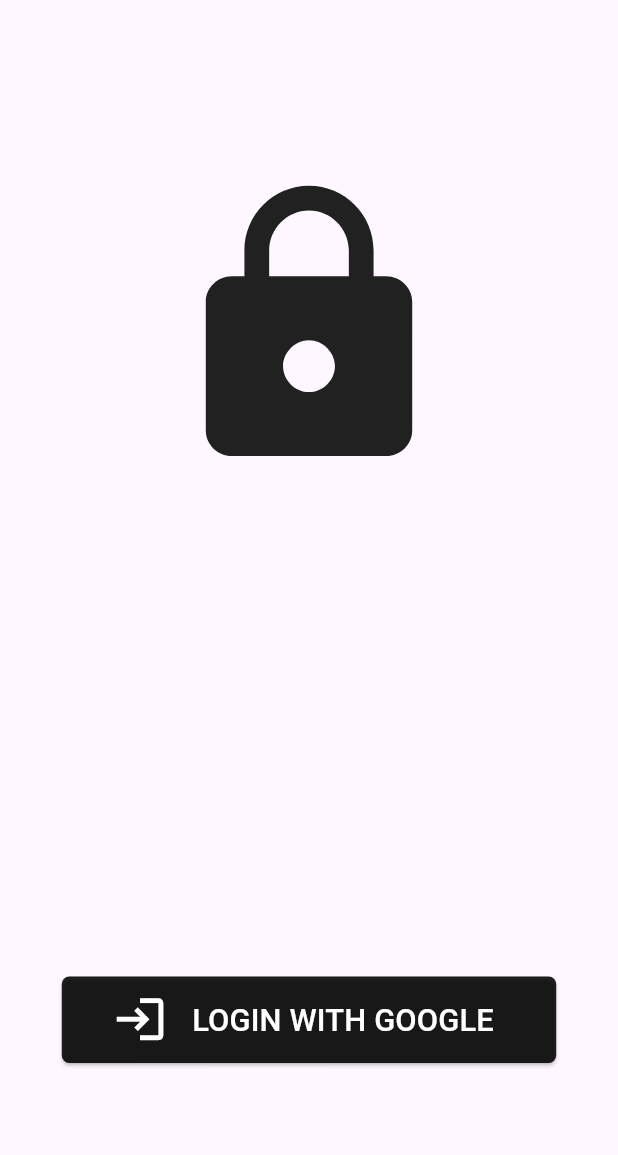
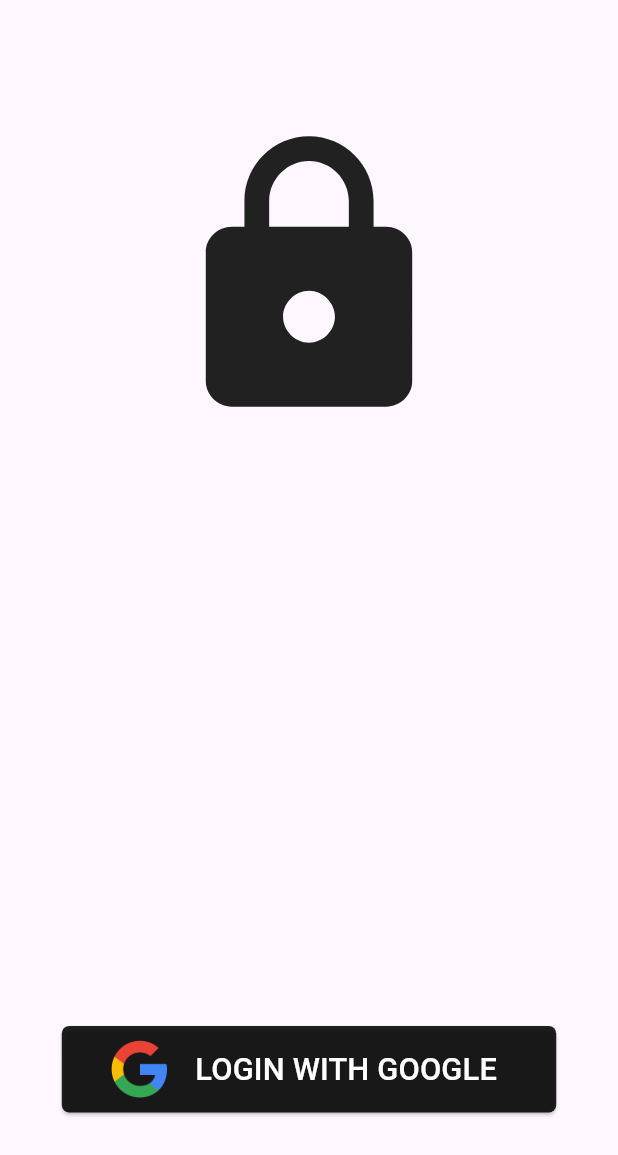
Before and after one commit to BasharatSahito/Flutter-Chat-App-with-Firebase, a Flutter app: the LoginScreen screen opened directly, on a phone screen of 412 x 824 dp. Shown: the top 1155 px of the screen. Run offline on Flutter 3.47's test engine with Material 3 defaults, Android fonts, the phone set to English and light mode, and no system bars; our stand-ins replace cloud_firestore, firebase_auth, firebase_core, google_sign_in; missing offline and left inert: zego_uikit_prebuilt_call; accounts and stored records are empty.

Commit message:
Animation Added in SPlash Screen and Login Screen

```diff
--- a/lib/screens/login_screen.dart
+++ b/lib/screens/login_screen.dart
@@ -14,6 +14,8 @@ class LoginScreen extends StatefulWidget {
 }
 
 class _LoginScreenState extends State<LoginScreen> {
+  bool isAnimate = false;
+
   void _handleGoogleLoginBtn() {
     //for showing circular progress bar
     Dialogs.showProgressBar(context);
@@ -44,22 +46,35 @@ class _LoginScreenState extends State<LoginScreen> {
   }
 
   @override
+  void initState() {
+    super.initState();
+    Future.delayed(const Duration(milliseconds: 500), () {
+      setState(() {
+        isAnimate = true;
+      });
+    });
+  }
+
+  @override
   Widget build(BuildContext context) {
     return Scaffold(
-      body: Center(
-        child: Column(
-          mainAxisAlignment: MainAxisAlignment.center,
-          crossAxisAlignment: CrossAxisAlignment.center,
-          children: [
-            Icon(
+      body: Stack(
+        children: [
+          AnimatedPositioned(
+            duration: const Duration(seconds: 1),
+            top: isAnimate ? mq.height * 0.1 : -mq.height * .5,
+            left: mq.width * 0.25,
+            child: Icon(
               Icons.lock,
               size: mq.width * .5,
               color: Colors.black87,
             ),
-            SizedBox(
-              height: mq.height * 0.4,
-            ),
-            ElevatedButton.icon(
+          ),
+          AnimatedPositioned(
+            duration: const Duration(seconds: 1),
+            bottom: isAnimate ? mq.height * 0.1 : -mq.height * 0.5,
+            left: mq.width * 0.1,
+            child: ElevatedButton.icon(
                 style: ElevatedButton.styleFrom(
                     backgroundColor: Colors.black87,
                     shape: RoundedRectangleBorder(
@@ -73,19 +88,18 @@ class _LoginScreenState extends State<LoginScreen> {
                 },
                 icon: Padding(
                   padding: EdgeInsets.only(right: mq.width * 0.02),
-                  child: Icon(
-                    Icons.login,
-                    size: mq.width * 0.09,
-                    color: Colors.white,
+                  child: Image.asset(
+                    "assets/googleicon.png",
+                    height: mq.height * 0.05,
                   ),
                 ),
                 label: Text(
                   "LOGIN WITH GOOGLE",
                   style:
                       TextStyle(fontSize: mq.width * 0.05, color: Colors.white),
-                ))
-          ],
-        ),
+                )),
+          )
+        ],
       ),
     );
   }
--- a/pubspec.yaml
+++ b/pubspec.yaml
@@ -51,8 +51,8 @@ flutter:
   # the material Icons class.
   uses-material-design: true
   # To add assets to your application, add an assets section, like this:
-  # assets:
-  #   - images/a_dot_burr.jpeg
+  assets:
+    - assets/
   #   - images/a_dot_ham.jpeg
   # An image asset can refer to one or more resolution-specific "variants", see
   # https://flutter.dev/assets-and-images/#resolution-aware
```
Also changed, not shown: lib/screens/splash_screen.dart (+43 -13 lines), assets/googleicon.png (added).
